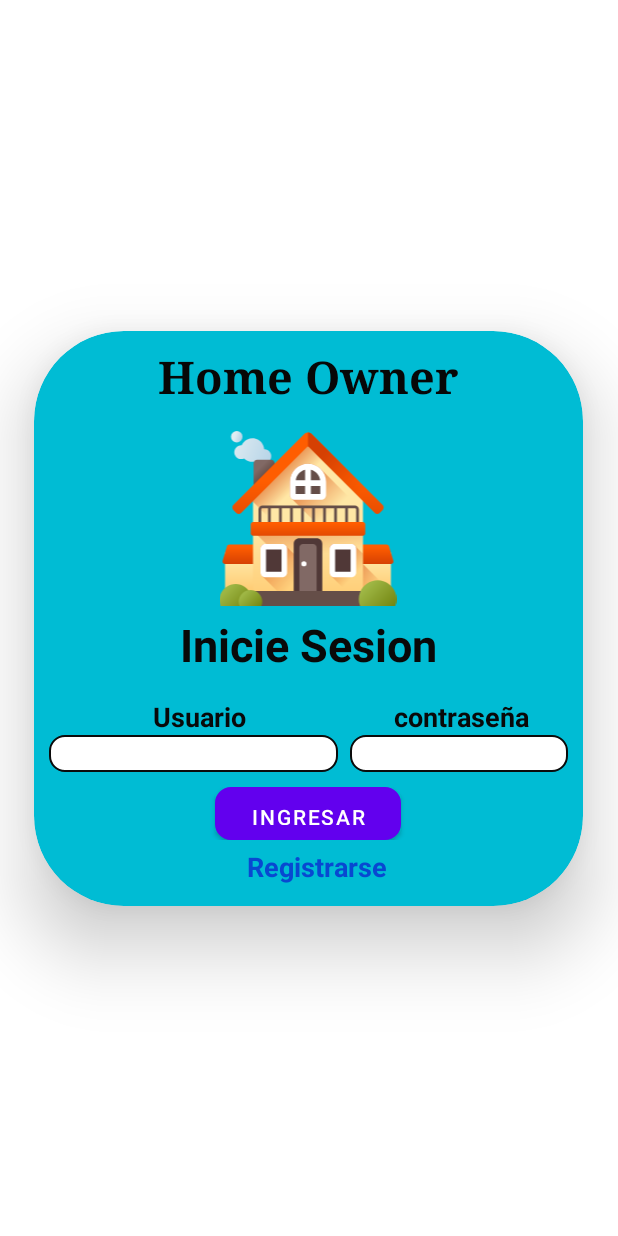
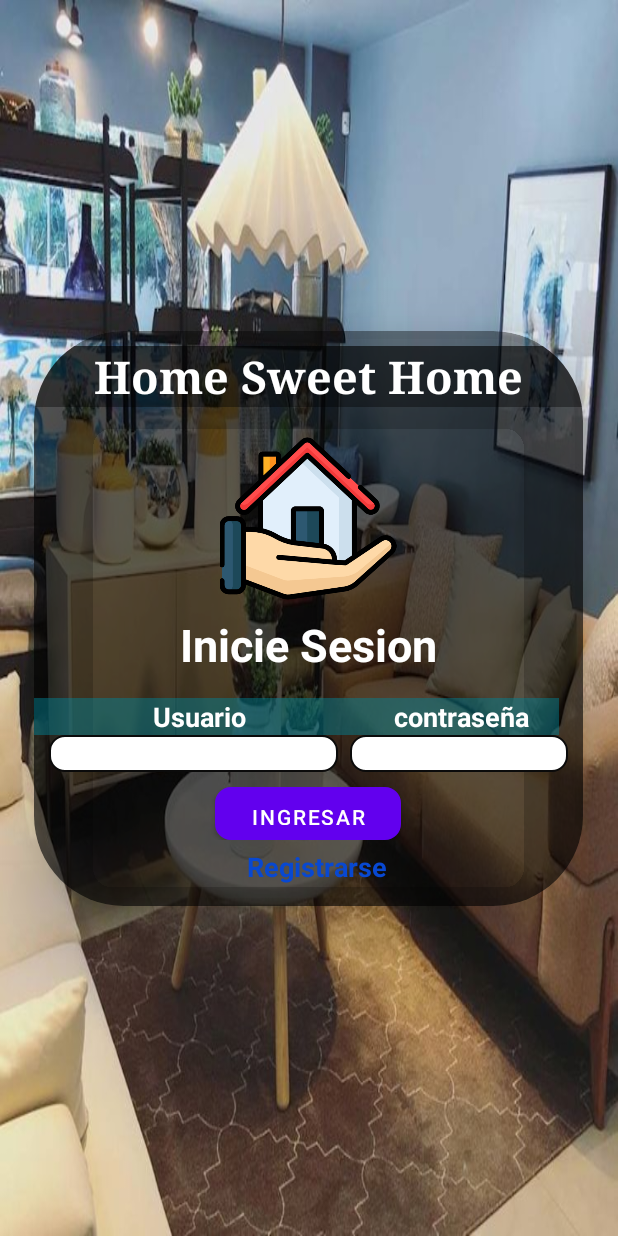
Before and after one commit to Henry781029/shop_homesweethome, an Android app: the screen it shows after launch (MainActivity), on a phone screen of 412 x 824 dp. Run offline under Robolectric (Android 15) with nearby library versions, the phone set to English and light mode, and no system bars; our stand-ins replace Firebase (no records; nobody signed in at launch, a user with empty details on screens opened directly).

Commit message:
se realizan ajustes

```diff
--- a/app/src/main/java/com/project_moviles2/shop_homesweethome/screenSplash.java
+++ b/app/src/main/java/com/project_moviles2/shop_homesweethome/screenSplash.java
@@ -19,6 +19,8 @@ public class screenSplash extends AppCompatActivity {
     protected void onCreate(Bundle savedInstanceState) {
         super.onCreate(savedInstanceState);
         setContentView(R.layout.activity_screen_splash);
+
+        getSupportActionBar().hide();
 
         jtvSlogan=findViewById(R.id.tvSlogan);
         jtvTitulo=findViewById(R.id.tvTitulo);
--- a/app/src/main/res/layout/activity_main.xml
+++ b/app/src/main/res/layout/activity_main.xml
@@ -4,13 +4,13 @@
     xmlns:tools="http://schemas.android.com/tools"
     android:layout_width="match_parent"
     android:layout_height="match_parent"
-    android:background="#FFFFFF"
+    android:background="@drawable/decaracion"
     tools:context=".MainActivity">
 
     <androidx.cardview.widget.CardView
         android:layout_width="366dp"
         android:layout_height="383dp"
-        android:background="@color/Propio"
+        android:backgroundTint="@color/material_on_background_disabled"
         app:cardBackgroundColor="#00BCD4"
         app:cardCornerRadius="60dp"
         app:cardElevation="30dp"
@@ -23,6 +23,7 @@
         <LinearLayout
             android:layout_width="match_parent"
             android:layout_height="match_parent"
+            android:background="@color/material_on_background_disabled"
             android:layout_marginTop="10dp"
             android:orientation="vertical">
 
@@ -33,9 +34,10 @@
                 android:elegantTextHeight="false"
                 android:fontFamily="serif"
                 android:freezesText="false"
+                android:background="@color/material_on_background_disabled"
                 android:gravity="center"
-                android:text="Home Owner"
-                android:textColor="#070707"
+                android:text="Home Sweet Home"
+                android:textColor="@color/white"
                 android:textSize="30sp"
                 android:textStyle="bold" />
 
@@ -48,7 +50,7 @@
                 android:layout_marginBottom="10dp"
                 android:elevation="30dp"
                 android:foregroundGravity="center_vertical|center"
-                app:srcCompat="@drawable/ic_mansion" />
+                app:srcCompat="@drawable/casa" />
 
             <LinearLayout
                 android:layout_width="match_parent"
@@ -64,7 +66,7 @@
                     android:layout_weight="1"
                     android:gravity="center"
                     android:text="Inicie Sesion"
-                    android:textColor="#090909"
+                    android:textColor="@color/white"
                     android:textSize="30sp"
                     android:textStyle="bold" />
 
@@ -73,7 +75,7 @@
             <LinearLayout
                 android:layout_width="350dp"
                 android:layout_height="wrap_content"
-                android:background="#00BCD4"
+                android:background="@color/material_on_background_disabled"
                 android:backgroundTint="#00BCD4"
                 android:orientation="horizontal">
 
@@ -82,10 +84,11 @@
                     android:layout_width="147dp"
                     android:layout_height="match_parent"
                     android:layout_weight="1"
-                    android:background="#00BCD4"
+                    android:background="@color/material_on_background_disabled"
+                    android:backgroundTint="@color/material_on_background_disabled"
                     android:gravity="center|center_horizontal|center_vertical"
                     android:text="Usuario"
-                    android:textColor="#090909"
+                    android:textColor="@color/white"
                     android:textSize="18sp"
                     android:textStyle="bold" />
 
@@ -94,10 +97,11 @@
                     android:layout_width="57dp"
                     android:layout_height="match_parent"
                     android:layout_weight="1"
-                    android:background="#00BCD4"
+                    android:background="@color/material_on_background_disabled"
+                    android:backgroundTint="@color/material_on_background_disabled"
                     android:gravity="center|center_horizontal|center_vertical"
                     android:text="contraseña"
-                    android:textColor="#090909"
+                    android:textColor="@color/white"
                     android:textSize="18sp"
                     android:textStyle="bold" />
 
@@ -121,7 +125,8 @@
                     android:ems="10"
                     android:inputType="textPersonName"
                     android:paddingLeft="7dp"
-                    android:paddingRight="7dp" />
+                    android:paddingRight="7dp"
+                    tools:ignore="TouchTargetSizeCheck,SpeakableTextPresentCheck" />
 
                 <EditText
                     android:id="@+id/etClave"
@@ -133,7 +138,8 @@
                     android:ems="10"
                     android:inputType="textPassword"
                     android:paddingLeft="7dp"
-                    android:paddingRight="7dp" />
+                    android:paddingRight="7dp"
+                    tools:ignore="SpeakableTextPresentCheck,TouchTargetSizeCheck" />
             </LinearLayout>
 
             <LinearLayout
@@ -149,7 +155,8 @@
                     android:background="@drawable/bordes_botones"
                     android:gravity="center"
                     android:onClick="logueo"
-                    android:text="Ingresar" />
+                    android:text="Ingresar"
+                    tools:ignore="TouchTargetSizeCheck" />
             </LinearLayout>
 
             <LinearLayout
@@ -170,7 +177,8 @@
                     android:textColor="#0848D1"
                     android:textIsSelectable="true"
                     android:textSize="18sp"
-                    android:textStyle="bold" />
+                    android:textStyle="bold"
+                    tools:ignore="TouchTargetSizeCheck" />
             </LinearLayout>
 
         </LinearLayout>
```
Also changed, not shown: app/src/main/res/layout/activity_screen_splash.xml (+17 -15 lines), app/src/main/res/drawable/casa.png (added), app/src/main/res/drawable/decaracion.jpg (added), app/src/main/res/drawable/decaracion2.jpg (added).
